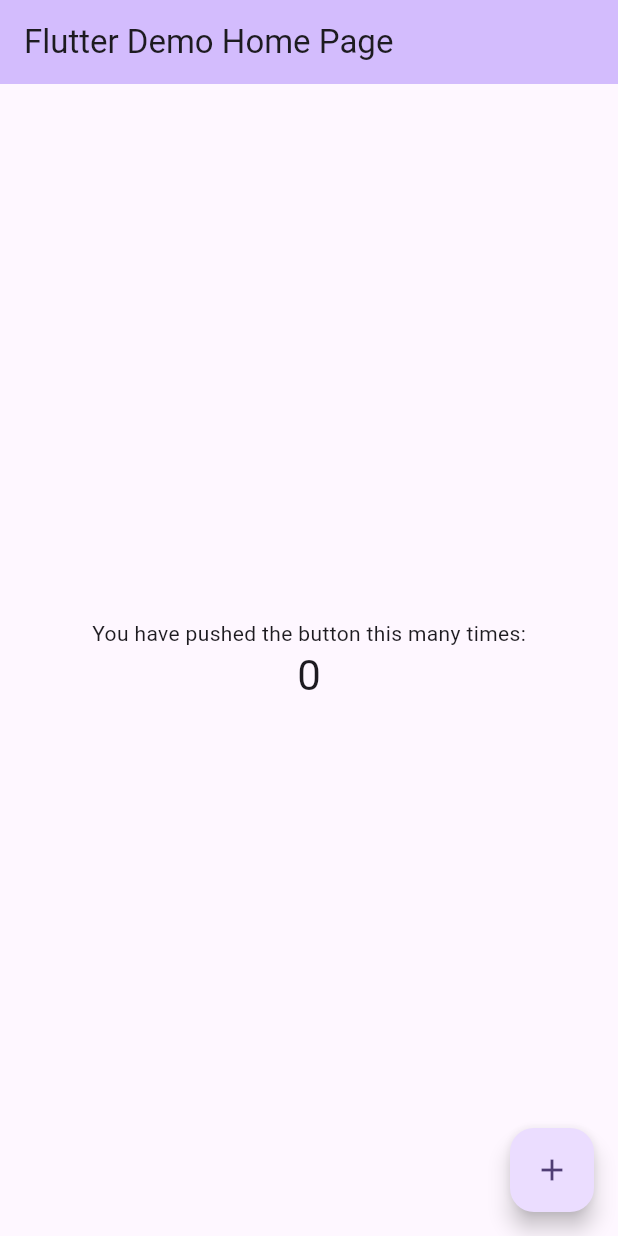
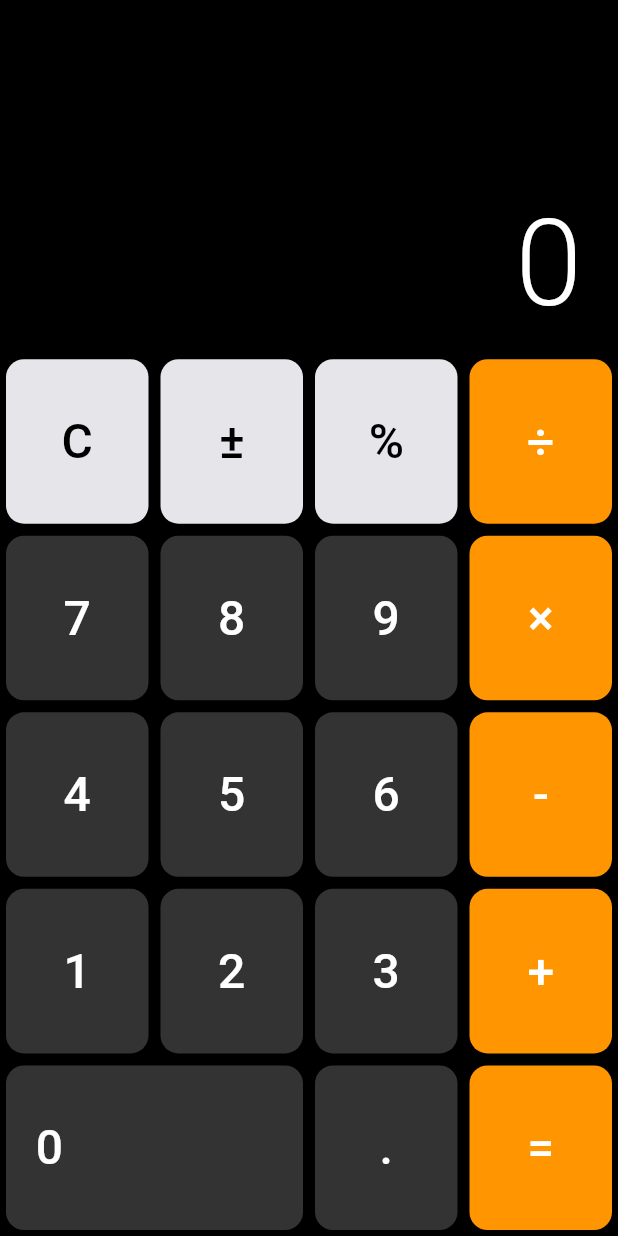
Before and after one commit to jackvadderr/Jackulator, a Flutter app: the screen it shows after launch, on a phone screen of 412 x 824 dp. Run offline on Flutter 3.47's test engine with Material 3 defaults, Android fonts, the phone set to English and light mode, and no system bars; Roboto replaces fonts that are missing (SF-Pro-Display).

Commit message:
feat(calculator): implement full calculator with unit tests
This commit refactors the initial counter application into a fully functional, feature-rich calculator with a robust MVVM architecture, a polished UX, and a comprehensive suite of unit tests.

The implementation separates the UI (View) from the business logic (ViewModel using Provider) for enhanced maintainability and scalability.

Key features and improvements include:

    MVVM Architecture: Clean separation of concerns with a dedicated CalculatorProvider.
    Core Logic: Implemented all basic calculator operations, clear, percentage, and sign toggle.
    Dynamic & Animated UI: The display auto-adjusts text size (FittedBox) and animates changes smoothly (AnimatedSwitcher).
    User Experience Polish: Includes number formatting, operator highlighting, haptic feedback, and a "swipe to delete" gesture.
    Unit Tests: Added a full suite of unit tests for the CalculatorProvider, validating all core logic, including calculations, state changes, error handling (e.g., division by zero), and formatting. This ensures the stability and correctness of the business logic.

```diff
--- /dev/null
+++ b/lib/features/calculator/presentation/screens/calculator_screen.dart
@@ -0,0 +1,164 @@
+
+import '''package:flutter/cupertino.dart''';
+import '''package:provider/provider.dart''';
+
+import '''../provider/calculator_provider.dart''';
+import '''../widgets/calculator_button.dart''';
+
+class CalculatorScreen extends StatelessWidget {
+  const CalculatorScreen({super.key});
+
+  @override
+  Widget build(BuildContext context) {
+    final calculator = context.watch<CalculatorProvider>();
+
+    return CupertinoPageScaffold(
+      backgroundColor: CupertinoColors.black,
+      child: SafeArea(
+        child: Column(
+          children: <Widget>[
+            // Display Area
+            Expanded(
+              flex: 2,
+              child: GestureDetector(
+                onHorizontalDragEnd: (details) {
+                  context.read<CalculatorProvider>().backspace();
+                },
+                child: Container(
+                  color: CupertinoColors.black.withOpacity(0.0),
+                  alignment: Alignment.bottomRight,
+                  padding: const EdgeInsets.symmetric(horizontal: 24, vertical: 12),
+                  // This is where the magic happens!
+                  child: AnimatedSwitcher(
+                    duration: const Duration(milliseconds: 300),
+                    transitionBuilder: (Widget child, Animation<double> animation) {
+                      // A combination of fade and scale looks elegant.
+                      return ScaleTransition(
+                        scale: animation,
+                        child: FadeTransition(
+                          opacity: animation,
+                          child: child,
+                        ),
+                      );
+                    },
+                    // The child of the AnimatedSwitcher.
+                    child: FittedBox(
+                      // IMPORTANT: The Key tells the AnimatedSwitcher that the widget
+                      // has actually changed, triggering the animation.
+                      key: ValueKey<String>(calculator.formattedOutput),
+                      fit: BoxFit.contain,
+                      child: Text(
+                        calculator.formattedOutput,
+                        style: const TextStyle(
+                          fontSize: 80,
+                          fontWeight: FontWeight.w300,
+                          color: CupertinoColors.white,
+                        ),
+                        maxLines: 1,
+                      ),
+                    ),
+                  ),
+                ),
+              ),
+            ),
+
+            // Button Grid Area
+            Expanded(
+              flex: 5,
+              child: Column(
+                children: [
+                  // ... (rest of the buttons are unchanged)
+                  Expanded(
+                    child: Row(
+                      crossAxisAlignment: CrossAxisAlignment.stretch,
+                      children: [
+                        CalculatorButton(
+                          text: 'C',
+                          backgroundColor: CupertinoColors.lightBackgroundGray,
+                          textColor: CupertinoColors.black,
+                        ),
+                        CalculatorButton(
+                          text: '±',
+                          backgroundColor: CupertinoColors.lightBackgroundGray,
+                          textColor: CupertinoColors.black,
+                        ),
+                        CalculatorButton(
+                          text: '%',
+                          backgroundColor: CupertinoColors.lightBackgroundGray,
+                          textColor: CupertinoColors.black,
+                        ),
+                        CalculatorButton(
+                          text: '÷',
+                          backgroundColor: CupertinoColors.systemOrange,
+                          isSelected: calculator.activeOperator == '÷',
+                        ),
+                      ],
+                    ),
+                  ),
+                  Expanded(
+                    child: Row(
+                      crossAxisAlignment: CrossAxisAlignment.stretch,
+                      children: [
+                        CalculatorButton(text: '7'),
+                        CalculatorButton(text: '8'),
+                        CalculatorButton(text: '9'),
+                        CalculatorButton(
+                          text: '×',
+                          backgroundColor: CupertinoColors.systemOrange,
+                          isSelected: calculator.activeOperator == '×',
+                        ),
+                      ],
+                    ),
+                  ),
+                  Expanded(
+                    child: Row(
+                      crossAxisAlignment: CrossAxisAlignment.stretch,
+                      children: [
+                        CalculatorButton(text: '4'),
+                        CalculatorButton(text: '5'),
+                        CalculatorButton(text: '6'),
+                        CalculatorButton(
+                          text: '-',
+                          backgroundColor: CupertinoColors.systemOrange,
+                          isSelected: calculator.activeOperator == '-',
+                        ),
+                      ],
+                    ),
+                  ),
+                  Expanded(
+                    child: Row(
+                      crossAxisAlignment: CrossAxisAlignment.stretch,
+                      children: [
+                        CalculatorButton(text: '1'),
+                        CalculatorButton(text: '2'),
+                        CalculatorButton(text: '3'),
+                        CalculatorButton(
+                          text: '+',
+                          backgroundColor: CupertinoColors.systemOrange,
+                          isSelected: calculator.activeOperator == '+',
+                        ),
+                      ],
+                    ),
+                  ),
+                  Expanded(
+                    child: Row(
+                      crossAxisAlignment: CrossAxisAlignment.stretch,
+                      children: [
+                        CalculatorButton(text: '0', flex: 2, alignment: Alignment.centerLeft),
+                        CalculatorButton(text: '.'),
+                        CalculatorButton(
+                          text: '=',
+                          backgroundColor: CupertinoColors.systemOrange,
+                        ),
+                      ],
+                    ),
+                  ),
+                ],
+              ),
+            ),
+          ],
+        ),
+      ),
+    );
+  }
+}
--- /dev/null
+++ b/lib/features/calculator/presentation/widgets/calculator_button.dart
@@ -0,0 +1,68 @@
+
+import '''package:flutter/cupertino.dart''';
+import '''package:flutter/services.dart'''; // Import the services package for HapticFeedback
+import '''package:provider/provider.dart''';
+
+import '''../provider/calculator_provider.dart''';
+
+class CalculatorButton extends StatelessWidget {
+  final String text;
+  final Color? textColor;
+  final Color? backgroundColor;
+  final int flex;
+  final Alignment alignment;
+  final bool isSelected;
+
+  const CalculatorButton({
+    super.key,
+    required this.text,
+    this.textColor,
+    this.backgroundColor,
+    this.flex = 1,
+    this.alignment = Alignment.center,
+    this.isSelected = false,
+  });
+
+  @override
+  Widget build(BuildContext context) {
+    final calculator = context.read<CalculatorProvider>();
+
+    final effectiveBackgroundColor = isSelected
+        ? CupertinoColors.white
+        : backgroundColor ?? const Color(0xFF333333);
+    final effectiveTextColor = isSelected
+        ? CupertinoColors.systemOrange
+        : textColor ?? CupertinoColors.white;
+
+    return Expanded(
+      flex: flex,
+      child: Padding(
+        padding: const EdgeInsets.all(4.0),
+        child: CupertinoButton(
+          color: effectiveBackgroundColor,
+          padding: const EdgeInsets.symmetric(vertical: 20),
+          onPressed: () {
+            // Trigger haptic feedback on press
+            HapticFeedback.lightImpact();
+            // Then call the calculator logic
+            calculator.onButtonPressed(text);
+          },
+          child: Align(
+            alignment: alignment,
+            child: Padding(
+              padding: alignment == Alignment.centerLeft ? const EdgeInsets.only(left: 20) : EdgeInsets.zero,
+              child: Text(
+                text,
+                style: TextStyle(
+                  fontSize: 32,
+                  color: effectiveTextColor,
+                  fontWeight: FontWeight.w500,
+                ),
+              ),
+            ),
+          ),
+        ),
+      ),
+    );
+  }
+}
--- a/lib/main.dart
+++ b/lib/main.dart
@@ -1,4 +1,9 @@
-import 'package:flutter/material.dart';
+
+import '''package:flutter/cupertino.dart''';
+import '''package:provider/provider.dart''';
+
+import '''./features/calculator/presentation/provider/calculator_provider.dart''';
+import '''./features/calculator/presentation/screens/calculator_screen.dart''';
 
 void main() {
   runApp(const MyApp());
@@ -7,116 +12,23 @@ void main() {
 class MyApp extends StatelessWidget {
   const MyApp({super.key});
 
-  // This widget is the root of your application.
   @override
   Widget build(BuildContext context) {
-    return MaterialApp(
-      title: 'Flutter Demo',
-      theme: ThemeData(
-        // This is the theme of your application.
-        //
-        // TRY THIS: Try running your application with "flutter run". You'll see
-        // the application has a purple toolbar. Then, without quitting the app,
-        // try changing the seedColor in the colorScheme below to Colors.green
-        // and then invoke "hot reload" (save your changes or press the "hot
-        // reload" button in a Flutter-supported IDE, or press "r" if you used
-        // the command line to start the app).
-        //
-        // Notice that the counter didn't reset back to zero; the application
-        // state is not lost during the reload. To reset the state, use hot
-        // restart instead.
-        //
-        // This works for code too, not just values: Most code changes can be
-        // tested with just a hot reload.
-        colorScheme: ColorScheme.fromSeed(seedColor: Colors.deepPurple),
+    // ChangeNotifierProvider is the widget that provides an instance of a
+    // ChangeNotifier to its descendants. It is the "injection" part.
+    return ChangeNotifierProvider(
+      create: (context) => CalculatorProvider(),
+      child: const CupertinoApp(
+        title: 'Jackulator',
+        theme: CupertinoThemeData(
+          primaryColor: CupertinoColors.systemOrange,
+          scaffoldBackgroundColor: CupertinoColors.black,
+          textTheme: CupertinoTextThemeData(
+            textStyle: TextStyle(fontFamily: 'SF-Pro-Display'),
+          ),
+        ),
+        home: CalculatorScreen(),
       ),
-      home: const MyHomePage(title: 'Flutter Demo Home Page'),
     );
   }
 }
-
-class MyHomePage extends StatefulWidget {
-  const MyHomePage({super.key, required this.title});
-
-  // This widget is the home page of your application. It is stateful, meaning
-  // that it has a State object (defined below) that contains fields that affect
-  // how it looks.
-
-  // This class is the configuration for the state. It holds the values (in this
-  // case the title) provided by the parent (in this case the App widget) and
-  // used by the build method of the State. Fields in a Widget subclass are
-  // always marked "final".
-
-  final String title;
-
-  @override
-  State<MyHomePage> createState() => _MyHomePageState();
-}
-
-class _MyHomePageState extends State<MyHomePage> {
-  int _counter = 0;
-
-  void _incrementCounter() {
-    setState(() {
-      // This call to setState tells the Flutter framework that something has
-      // changed in this State, which causes it to rerun the build method below
-      // so that the display can reflect the updated values. If we changed
-      // _counter without calling setState(), then the build method would not be
-      // called again, and so nothing would appear to happen.
-      _counter++;
-    });
-  }
-
-  @override
-  Widget build(BuildContext context) {
-    // This method is rerun every time setState is called, for instance as done
-    // by the _incrementCounter method above.
-    //
-    // The Flutter framework has been optimized to make rerunning build methods
-    // fast, so that you can just rebuild anything that needs updating rather
-    // than having to individually change instances of widgets.
-    return Scaffold(
-      appBar: AppBar(
-        // TRY THIS: Try changing the color here to a specific color (to
-        // Colors.amber, perhaps?) and trigger a hot reload to see the AppBar
-        // change color while the other colors stay the same.
-        backgroundColor: Theme.of(context).colorScheme.inversePrimary,
-        // Here we take the value from the MyHomePage object that was created by
-        // the App.build method, and use it to set our appbar title.
-        title: Text(widget.title),
-      ),
-      body: Center(
-        // Center is a layout widget. It takes a single child and positions it
-        // in the middle of the parent.
-        child: Column(
-          // Column is also a layout widget. It takes a list of children and
-          // arranges them vertically. By default, it sizes itself to fit its
-          // children horizontally, and tries to be as tall as its parent.
-          //
-          // Column has various properties to control how it sizes itself and
-          // how it positions its children. Here we use mainAxisAlignment to
-          // center the children vertically; the main axis here is the vertical
-          // axis because Columns are vertical (the cross axis would be
-          // horizontal).
-          //
-          // TRY THIS: Invoke "debug painting" (choose the "Toggle Debug Paint"
-          // action in the IDE, or press "p" in the console), to see the
-          // wireframe for each widget.
-          mainAxisAlignment: MainAxisAlignment.center,
-          children: <Widget>[
-            const Text('You have pushed the button this many times:'),
-            Text(
-              '$_counter',
-              style: Theme.of(context).textTheme.headlineMedium,
-            ),
-          ],
-        ),
-      ),
-      floatingActionButton: FloatingActionButton(
-        onPressed: _incrementCounter,
-        tooltip: 'Increment',
-        child: const Icon(Icons.add),
-      ), // This trailing comma makes auto-formatting nicer for build methods.
-    );
-  }
-}
--- a/pubspec.yaml
+++ b/pubspec.yaml
@@ -34,6 +34,8 @@ dependencies:
   # The following adds the Cupertino Icons font to your application.
   # Use with the CupertinoIcons class for iOS style icons.
   cupertino_icons: ^1.0.8
+  provider: ^6.1.5+1
+  intl: ^0.20.2
 
 dev_dependencies:
   flutter_test:
```
Also changed, not shown: lib/features/calculator/presentation/provider/calculator_provider.dart (added, +134 -0 lines), pubspec.lock, 2 other files.
